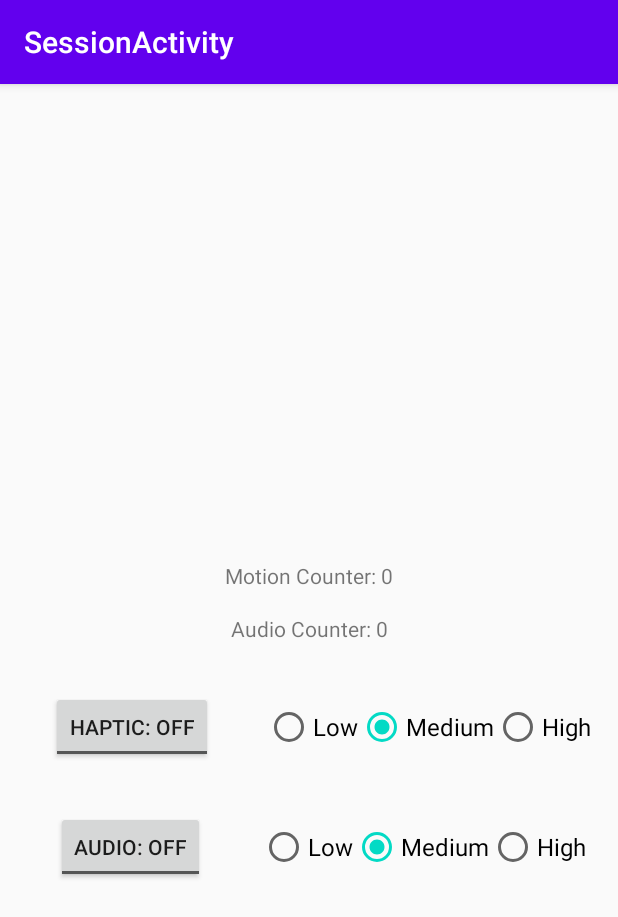
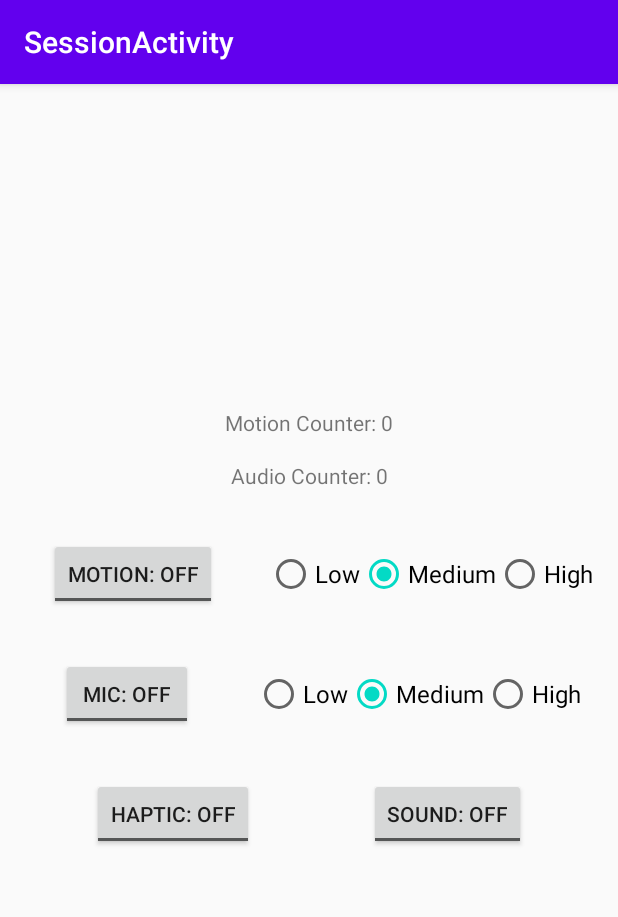
Before and after one commit to jjanton/TicTrac, an Android app: the fragment SessionFragment placed in its activity, on a phone screen of 412 x 824 dp. Shown: the top 917 px of the screen. Run offline under Robolectric (Android 15) with nearby library versions, the phone set to English and light mode, and no system bars; 3 statements that could not run were skipped.

Commit message:
finished motion sensitivity

```diff
--- a/app/src/main/java/com/project/tictrac/session/midsession/SessionFragment.java
+++ b/app/src/main/java/com/project/tictrac/session/midsession/SessionFragment.java
@@ -1,7 +1,5 @@
 package com.project.tictrac.session.midsession;
 
-import android.annotation.SuppressLint;
-import android.hardware.Sensor;
 import android.hardware.SensorManager;
 import android.media.MediaRecorder;
 import android.os.Bundle;
@@ -9,6 +7,7 @@ import android.os.CountDownTimer;
 import android.view.LayoutInflater;
 import android.view.View;
 import android.view.ViewGroup;
+import android.widget.RadioButton;
 import android.widget.RadioGroup;
 import android.widget.TextView;
 import android.widget.Toast;
@@ -40,20 +39,18 @@ public class SessionFragment extends Fragment {
     private SessionDetails sessionDetails;
     private int timerValue;
     private String ticName;
-    private boolean hapticFeedback;
-    private boolean audioFeedback;
+    private boolean motionSensorEnabled;
+    private boolean audioSensorEnabled;
     private String motionSensitivity;
     private String audioSensitivity;
 
     // Motion Sensor stuff
     private SensorManager sensorManager;
     private MotionEventListener motionEventListener;
-    private boolean motionSensorActive;
 
     // Audio Recorder stuff
     private MediaRecorder mediaRecorder;
     private MaxAmplitudeRecorder amplitudeRecorder;
-    private boolean mediaRecorderActive;
 
     // Timer stuff
     private CountDownTimer countDownTimer;
@@ -63,10 +60,13 @@ public class SessionFragment extends Fragment {
     private TextView countdownTimerTextView;
     private TextView motionCounter;
     private TextView audioCounter;
+    private ToggleButton motionSensorToggleButton2;
+    private ToggleButton audioSensorToggleButton2;
+    private RadioGroup motionSensorRadioGroup;
+    private RadioGroup audioSensorRadioGroup;
     private ToggleButton hapticFeedbackToggleButton2;
     private ToggleButton audioFeedbackToggleButton2;
-    private RadioGroup hapticRadioGroup;
-    private RadioGroup audioRadioGroup;
+
 
     public static SessionFragment newInstance() {
         return new SessionFragment();
@@ -89,10 +89,12 @@ public class SessionFragment extends Fragment {
         countdownTimerTextView = getView().findViewById(R.id.countdownTimerTextView);
         motionCounter = getView().findViewById(R.id.motionCounter);
         audioCounter = getView().findViewById(R.id.audioCounter);
+        motionSensorToggleButton2 = getView().findViewById(R.id.motionSensorToggleButton2);
+        audioSensorToggleButton2 = getView().findViewById(R.id.audioSensorToggleButton2);
+        motionSensorRadioGroup = getView().findViewById(R.id.motionSensorRadioGroup);
+        audioSensorRadioGroup = getView().findViewById(R.id.audioSensorRadioGroup);
         hapticFeedbackToggleButton2 = getView().findViewById(R.id.hapticFeedbackToggleButton2);
         audioFeedbackToggleButton2 = getView().findViewById(R.id.audioFeedbackToggleButton2);
-        audioRadioGroup = getView().findViewById(R.id.audioRadioGroup);
-        hapticRadioGroup = getView().findViewById(R.id.hapticRadioGroup);
         motionCounter.setText("Motion Counter: 0");
         audioCounter.setText("Audio Counter: 0");
 
@@ -116,10 +118,10 @@ public class SessionFragment extends Fragment {
         mViewModel.getMotionCounter().observe(getViewLifecycleOwner(), motionCounterObserver);
         mViewModel.getAudioCounter().observe(getViewLifecycleOwner(), audioCounterObserver);
 
-        hapticFeedbackToggleButton2.setOnClickListener(new View.OnClickListener() {
+        motionSensorToggleButton2.setOnClickListener(new View.OnClickListener() {
             @Override
             public void onClick(View v) {
-                if (hapticFeedbackToggleButton2.isChecked()) {
+                if (motionSensorToggleButton2.isChecked()) {
                     startReadingMotionData();
                 } else {
                     stopReadingMotionData();
@@ -127,55 +129,73 @@ public class SessionFragment extends Fragment {
             }
         });
 
-        audioFeedbackToggleButton2.setOnClickListener(new View.OnClickListener() {
+        audioSensorToggleButton2.setOnClickListener(new View.OnClickListener() {
             @Override
             public void onClick(View v) {
-                if (audioFeedbackToggleButton2.isChecked()) {
+                if (audioSensorToggleButton2.isChecked()) {
                     startReadingAudioData();
                 } else {
                     stopReadingAudioData();
                 }
             }
         });
+
+        motionSensorRadioGroup.setOnCheckedChangeListener(new RadioGroup.OnCheckedChangeListener() {
+            @Override
+            public void onCheckedChanged(RadioGroup group, int checkedId) {
+                RadioButton motionSensorRadioButton = getView().findViewById(checkedId);
+                motionSensitivity = motionSensorRadioButton.getText().toString();
+
+                setMotionSensorSensitivity(motionSensorRadioButton.getText().toString());
+            }
+        });
+
+        audioSensorRadioGroup.setOnCheckedChangeListener(new RadioGroup.OnCheckedChangeListener() {
+            @Override
+            public void onCheckedChanged(RadioGroup group, int checkedId) {
+            }
+        });
+
     }
 
     private void initializeUIState() {
-        if (this.hapticFeedback) {
-            this.hapticFeedbackToggleButton2.setChecked(true);
+        if (this.motionSensorEnabled) {
+            this.motionSensorToggleButton2.setChecked(true);
             startReadingMotionData();
         }
 
-        if (this.audioFeedback) {
-            this.audioFeedbackToggleButton2.setChecked(true);
+        if (this.audioSensorEnabled) {
+            this.audioSensorToggleButton2.setChecked(true);
             startReadingAudioData();
         }
 
         switch (motionSensitivity) {
             case "Low":
-                hapticRadioGroup.check(R.id.lowHaptic);
+                motionSensorRadioGroup.check(R.id.lowHaptic);
                 break;
             case "High":
-                hapticRadioGroup.check(R.id.highHaptic);
+                motionSensorRadioGroup.check(R.id.highHaptic);
                 break;
             default:
-                hapticRadioGroup.check(R.id.mediumHaptic);
+                motionSensorRadioGroup.check(R.id.mediumHaptic);
         }
 
         switch (audioSensitivity) {
             case "Low":
-                audioRadioGroup.check(R.id.lowAudio);
+                audioSensorRadioGroup.check(R.id.lowAudio);
                 break;
             case "High":
-                audioRadioGroup.check(R.id.highAudio);
+                audioSensorRadioGroup.check(R.id.highAudio);
                 break;
             default:
-                audioRadioGroup.check(R.id.mediumAudio);
+                audioSensorRadioGroup.check(R.id.mediumAudio);
         }
     }
 
     @Override
     public void onActivityCreated(@Nullable Bundle savedInstanceState) {
         super.onActivityCreated(savedInstanceState);
+
         sensorManager = (SensorManager) getContext().getSystemService(SENSOR_SERVICE);
 
         // Setup user interface
@@ -190,8 +210,8 @@ public class SessionFragment extends Fragment {
             sessionDetails = (SessionDetails) bundle.getSerializable("details");
             this.timerValue = sessionDetails.getTimerValue();
             this.ticName = sessionDetails.getTicName();
-            this.hapticFeedback = sessionDetails.getHapticFeedback();
-            this.audioFeedback = sessionDetails.getAudioFeedback();
+            this.motionSensorEnabled = sessionDetails.getMotionSensor();
+            this.audioSensorEnabled = sessionDetails.getAudioSensor();
             this.motionSensitivity = sessionDetails.getMotionSensitivity();
             this.audioSensitivity = sessionDetails.getAudioSensitivity();
         }
@@ -206,14 +226,18 @@ public class SessionFragment extends Fragment {
      * class DetermineMovementActivity.java
      */
     private void startReadingMotionData() {
+        motionSensorEnabled = true;
 
-//        if (!motionSensorActive) {
-        motionSensorActive = true;
-
-        motionEventListener = new MotionEventListener(getContext(), mViewModel);
+        motionEventListener = new MotionEventListener(getContext(), mViewModel, motionSensitivity);
 
         RunnableThread runnableThread = new RunnableThread(motionEventListener, sensorManager);
         new Thread(runnableThread).start();
+    }
+
+    private void setMotionSensorSensitivity(String sensitivity) {
+        if (motionEventListener != null) {
+            motionEventListener.setTHRESHOLD(sensitivity);
+        }
     }
 
     /**
@@ -222,10 +246,8 @@ public class SessionFragment extends Fragment {
      * class DetermineMovementActivity.java
      */
     private void stopReadingMotionData() {
-//        if (motionSensorActive) {
         sensorManager.unregisterListener(motionEventListener);
-        motionSensorActive = false;
-//        }
+        motionSensorEnabled = false;
     }
 
     /**
@@ -234,10 +256,9 @@ public class SessionFragment extends Fragment {
      * from Professional Android Sensor Programming, Milette & Stroud,
      */
     private void startReadingAudioData() {
+        audioSensorEnabled = true;
+
         // This storage needs to exist even though we are not saving the audio files
-
-        mediaRecorderActive = true;
-
         String appStorageLocation =
                 getContext().getExternalFilesDir("temp_audio").getAbsolutePath()
                         + File.separator + "audio.3gp";
@@ -249,7 +270,7 @@ public class SessionFragment extends Fragment {
     }
 
     private void stopReadingAudioData() {
-        mediaRecorderActive = false;
+        audioSensorEnabled = false;
 
         if (amplitudeRecorder != null) {
             amplitudeRecorder.stopRecording();
--- a/app/src/main/java/com/project/tictrac/session/presession/SessionSetupFragment.java
+++ b/app/src/main/java/com/project/tictrac/session/presession/SessionSetupFragment.java
@@ -30,10 +30,12 @@ public class SessionSetupFragment extends Fragment {
 
     private TextView ticNameTextView;
     private TextView timerTextView;
+    private ToggleButton motionSensorToggleButton;
+    private ToggleButton audioSensorToggleButton;
     private ToggleButton hapticFeedbackToggleButton;
     private ToggleButton audioFeedbackToggleButton;
-    private RadioGroup hapticRadioGroup;
-    private RadioGroup audioRadioGroup;
+    private RadioGroup motionSensorRadioGroup;
+    private RadioGroup audioSensorRadioGroup;
 
     public static SessionSetupFragment newInstance() {
         return new SessionSetupFragment();
@@ -74,10 +76,12 @@ public class SessionSetupFragment extends Fragment {
     private void setupUI() {
         timerTextView = getView().findViewById(R.id.timerTextView);
         ticNameTextView = getView().findViewById(R.id.ticNameTextView);
+        motionSensorToggleButton = getView().findViewById(R.id.motionSensorToggleButton);
+        audioSensorToggleButton = getView().findViewById(R.id.audioSensorToggleButton);
         hapticFeedbackToggleButton = getView().findViewById(R.id.hapticFeedbackToggleButton);
         audioFeedbackToggleButton = getView().findViewById(R.id.audioFeedbackToggleButton);
-        audioRadioGroup = getView().findViewById(R.id.audioRadioGroup);
-        hapticRadioGroup = getView().findViewById(R.id.hapticRadioGroup);
+        audioSensorRadioGroup = getView().findViewById(R.id.audioSensorRadioGroup);
+        motionSensorRadioGroup = getView().findViewById(R.id.motionSensorRadioGroup);
         startSessionButton = getView().findViewById(R.id.startSessionButton);
 
 
@@ -86,15 +90,15 @@ public class SessionSetupFragment extends Fragment {
         startSessionButton.setOnClickListener(v -> {
 
             // Referenced from https://stackoverflow.com/questions/18179124/android-getting-value-from-selected-radiobutton
-            int selectedHapticId = hapticRadioGroup.getCheckedRadioButtonId();
-            int selectedAudioId = audioRadioGroup.getCheckedRadioButtonId();
-            RadioButton hapticRadioButton = getView().findViewById(selectedHapticId);
-            RadioButton audioRadioButton = getView().findViewById(selectedAudioId);
+            int selectedMotionSensorId = motionSensorRadioGroup.getCheckedRadioButtonId();
+            int selectedAudioSensorId = audioSensorRadioGroup.getCheckedRadioButtonId();
+            RadioButton motionSensorRadioButton = getView().findViewById(selectedMotionSensorId);
+            RadioButton audioSensorRadioButton = getView().findViewById(selectedAudioSensorId);
 
             if (timerTextView.getText().toString().equals("")
                     || ticNameTextView.getText().toString().equals("")
-                    || selectedHapticId == -1
-                    || selectedAudioId == -1) {
+                    || selectedMotionSensorId == -1
+                    || selectedAudioSensorId == -1) {
 
                 Toast.makeText(getContext(), "FILL IN ALL FIELDS!",
                         Toast.LENGTH_SHORT).show();
@@ -104,10 +108,14 @@ public class SessionSetupFragment extends Fragment {
             SessionDetails details = new SessionDetails(
                     Integer.parseInt(timerTextView.getText().toString()),
                     ticNameTextView.getText().toString(),
+                    motionSensorToggleButton.isChecked(),
+                    audioSensorToggleButton.isChecked(),
+                    motionSensorRadioButton.getText().toString(),
+                    audioSensorRadioButton.getText().toString(),
                     hapticFeedbackToggleButton.isChecked(),
-                    audioFeedbackToggleButton.isChecked(),
-                    hapticRadioButton.getText().toString(),
-                    audioRadioButton.getText().toString());
+                    audioFeedbackToggleButton.isChecked()
+
+            );
 
             activityCallback.beginSessionButtonClicked(details);
         });
--- a/app/src/main/res/layout/session_fragment.xml
+++ b/app/src/main/res/layout/session_fragment.xml
@@ -8,11 +8,13 @@
 
     <TextView
         android:id="@+id/countdownTimerTextView"
-        android:layout_width="326dp"
-        android:layout_height="286dp"
+        android:layout_width="231dp"
+        android:layout_height="168dp"
+        android:layout_marginTop="16dp"
         android:gravity="center"
         android:textSize="64sp"
         app:layout_constraintEnd_toEndOf="parent"
+        app:layout_constraintHorizontal_bias="0.494"
         app:layout_constraintStart_toStartOf="parent"
         app:layout_constraintTop_toTopOf="parent"
         tools:text="00:00" />
@@ -38,28 +40,28 @@
         tools:text="AUDIO COUNTER" />
 
     <ToggleButton
-        android:id="@+id/hapticFeedbackToggleButton2"
+        android:id="@+id/motionSensorToggleButton2"
         android:layout_width="wrap_content"
         android:layout_height="wrap_content"
         android:layout_marginHorizontal="16sp"
         android:layout_marginTop="32dp"
-        android:textOff="@string/haptic_feedback_off"
-        android:textOn="HAPTIC: ON"
-        app:layout_constraintEnd_toStartOf="@+id/hapticRadioGroup"
+        android:textOff="@string/motion_off"
+        android:textOn="@string/motion_on"
+        app:layout_constraintEnd_toStartOf="@+id/motionSensorRadioGroup"
         app:layout_constraintHorizontal_bias="0.5"
         app:layout_constraintStart_toStartOf="parent"
         app:layout_constraintTop_toBottomOf="@id/audioCounter" />
 
     <RadioGroup
-        android:id="@+id/hapticRadioGroup"
+        android:id="@+id/motionSensorRadioGroup"
         android:layout_width="wrap_content"
         android:layout_height="32dp"
         android:orientation="horizontal"
-        app:layout_constraintBottom_toBottomOf="@+id/hapticFeedbackToggleButton2"
+        app:layout_constraintBottom_toBottomOf="@+id/motionSensorToggleButton2"
         app:layout_constraintEnd_toEndOf="parent"
         app:layout_constraintHorizontal_bias="0.5"
-        app:layout_constraintStart_toEndOf="@+id/hapticFeedbackToggleButton2"
-        app:layout_constraintTop_toTopOf="@+id/hapticFeedbackToggleButton2">
+        app:layout_constraintStart_toEndOf="@+id/motionSensorToggleButton2"
+        app:layout_constraintTop_toTopOf="@+id/motionSensorToggleButton2">
 
         <RadioButton
             android:id="@+id/lowHaptic"
@@ -94,30 +96,30 @@
     </RadioGroup>
 
     <ToggleButton
-        android:id="@+id/audioFeedbackToggleButton2"
+        android:id="@+id/audioSensorToggleButton2"
         android:layout_width="wrap_content"
         android:layout_height="wrap_content"
         android:layout_marginHorizontal="16sp"
         android:layout_marginTop="32dp"
-        android:textOff="AUDIO: OFF"
-        android:textOn="AUDIO: ON"
+        android:textOff="@string/mic_off"
+        android:textOn="@string/mic_on"
         app:layout_constraintBottom_toBottomOf="parent"
-        app:layout_constraintEnd_toStartOf="@+id/audioRadioGroup"
+        app:layout_constraintEnd_toStartOf="@+id/audioSensorRadioGroup"
         app:layout_constraintHorizontal_bias="0.5"
         app:layout_constraintStart_toStartOf="parent"
-        app:layout_constraintTop_toBottomOf="@id/hapticFeedbackToggleButton2"
+        app:layout_constraintTop_toBottomOf="@id/motionSensorToggleButton2"
         app:layout_constraintVertical_bias="0.0" />
 
     <RadioGroup
-        android:id="@+id/audioRadioGroup"
+        android:id="@+id/audioSensorRadioGroup"
         android:layout_width="wrap_content"
         android:layout_height="32dp"
         android:orientation="horizontal"
-        app:layout_constraintBottom_toBottomOf="@+id/audioFeedbackToggleButton2"
+        app:layout_constraintBottom_toBottomOf="@+id/audioSensorToggleButton2"
         app:layout_constraintEnd_toEndOf="parent"
         app:layout_constraintHorizontal_bias="0.5"
-        app:layout_constraintStart_toEndOf="@+id/audioFeedbackToggleButton2"
-        app:layout_constraintTop_toTopOf="@+id/audioFeedbackToggleButton2">
+        app:layout_constraintStart_toEndOf="@+id/audioSensorToggleButton2"
+        app:layout_constraintTop_toTopOf="@+id/audioSensorToggleButton2">
 
         <RadioButton
             android:id="@+id/lowAudio"
@@ -151,4 +153,30 @@
 
     </RadioGroup>
 
+    <ToggleButton
+        android:id="@+id/hapticFeedbackToggleButton2"
+        android:layout_width="wrap_content"
+        android:layout_height="wrap_content"
+        android:layout_marginHorizontal="16sp"
+        android:layout_marginTop="32dp"
+        android:textOff="@string/haptic_feedback_off"
+        android:textOn="@string/haptic_feedback_on"
+        app:layout_constraintEnd_toStartOf="@+id/audioFeedbackToggleButton2"
+        app:layout_constraintHorizontal_bias="0.5"
+        app:layout_constraintStart_toStartOf="parent"
+        app:layout_constraintTop_toBottomOf="@id/audioSensorToggleButton2" />
+
+    <ToggleButton
+        android:id="@+id/audioFeedbackToggleButton2"
+        android:layout_width="wrap_content"
+        android:layout_height="wrap_content"
+        android:layout_marginHorizontal="16sp"
+        android:layout_marginTop="32dp"
+        android:textOff="@string/sound_off"
+        android:textOn="@string/sound_on"
+        app:layout_constraintEnd_toEndOf="parent"
+        app:layout_constraintHorizontal_bias="0.5"
+        app:layout_constraintStart_toEndOf="@+id/hapticFeedbackToggleButton2"
+        app:layout_constraintTop_toBottomOf="@id/audioSensorToggleButton2" />
+
 </androidx.constraintlayout.widget.ConstraintLayout>
--- a/app/src/main/res/values/strings.xml
+++ b/app/src/main/res/values/strings.xml
@@ -12,11 +12,15 @@
     <string name="start_a_new_session">START A NEW SESSION</string>
     <string name="view_past_session_results">VIEW PREVIOUS SESSION RESULTS</string>
     <string name="title_activity_session">SessionActivity</string>
-    <!--
-    This string is used for square devices and overridden by hello_world in
-    values-round/strings.xml for round devices.
-    -->
-    <string name="hello_world">Hello Square World!</string>
-    <string name="haptic_feedback_off">Haptic: OFF</string>
+
+    <string name="haptic_feedback_off">HAPTIC: OFF</string>
+    <string name="haptic_feedback_on">HAPTIC: ON</string>
+    <string name="sound_off">SOUND: OFF</string>
+    <string name="sound_on">SOUND: ON</string>
+    <string name="motion_off">MOTION: OFF</string>
+    <string name="motion_on">MOTION: ON</string>
+    <string name="mic_off">MIC: OFF</string>
+    <string name="mic_on">MIC: ON</string>
+
     <string name="begin_session">BEGIN SESSION</string>
 </resources>
```
Also changed, not shown: app/src/main/java/com/project/tictrac/session/midsession/MotionEventListener.java (+25 -1 lines), app/src/main/java/com/project/tictrac/session/presession/SessionDetails.java (+23 -11 lines), app/src/main/res/layout/session_setup_fragment.xml (+47 -19 lines).
